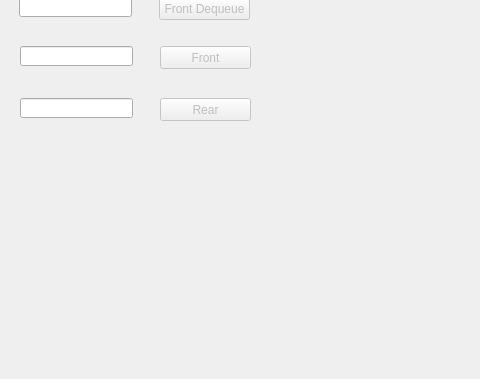
Gaurang1044/Data-Structure-Visualizer, file khappppi/circQueue.ui: the form before one commit; both pictures show x 0 to 480 and y 101 to 480 of the 640 by 480 pixel window.
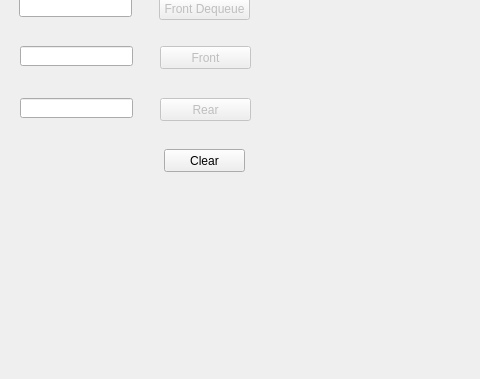
The form after the commit.

Commit message: clear button changes

What changed in the file:
```diff
--- a/khappppi/circQueue.ui
+++ b/khappppi/circQueue.ui
@@ -248,6 +248,19 @@
      <string/>
     </property>
    </widget>
+   <widget class="QPushButton" name="clearButton">
+    <property name="geometry">
+     <rect>
+      <x>164</x>
+      <y>250</y>
+      <width>81</width>
+      <height>23</height>
+     </rect>
+    </property>
+    <property name="text">
+     <string>Clear</string>
+    </property>
+   </widget>
   </widget>
   <widget class="QMenuBar" name="menubar">
    <property name="geometry">
```
Left out of the diff: 2 changed lines with no effect on the pictures. The commit also changes 5 other files.
